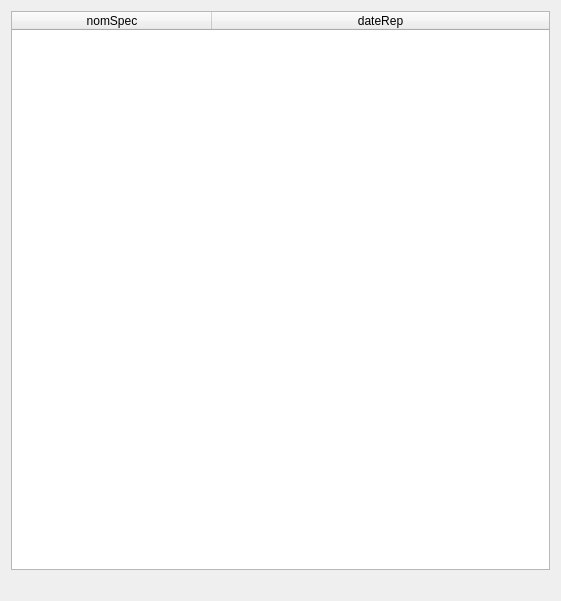
Before: the Qt Designer form gui/fct_fournie_1.ui in BennyBellier/Theatre-CEDB-Project, drawn with Qt 5.
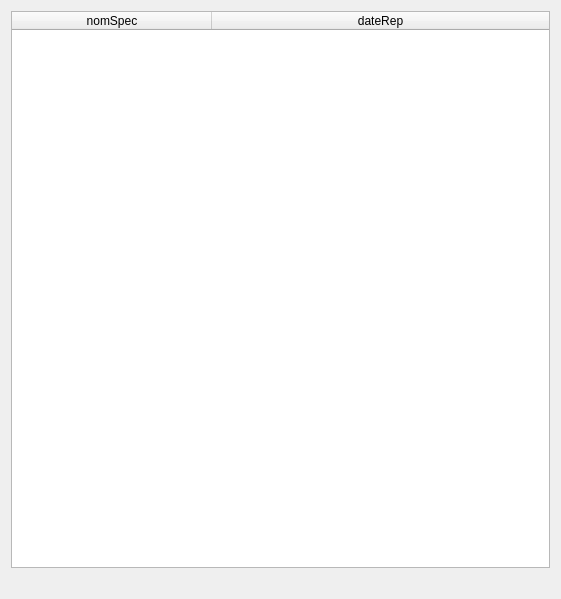
After: the same form once the commit is applied.

Commit message: qt de la verif

```diff
--- a/gui/fct_fournie_1.ui
+++ b/gui/fct_fournie_1.ui
@@ -7,7 +7,7 @@
     <x>0</x>
     <y>0</y>
     <width>561</width>
-    <height>601</height>
+    <height>599</height>
    </rect>
   </property>
   <property name="windowTitle">
```
